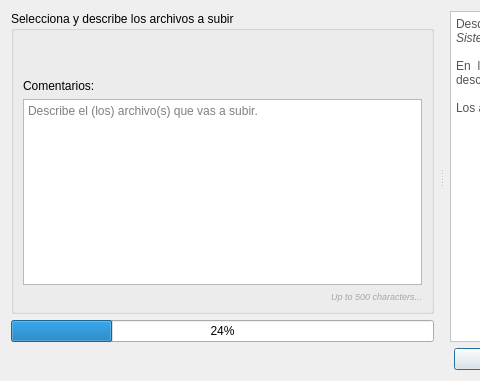
First picture: the form in asistente_ladm_col/ui/transitional_system/dlg_base_upload_file.ui, repository SwissTierrasColombia/Asistente-LADM-COL, before the edit; both pictures show x 0 to 480 and y 0 to 381 of the 717 by 381 pixel window.
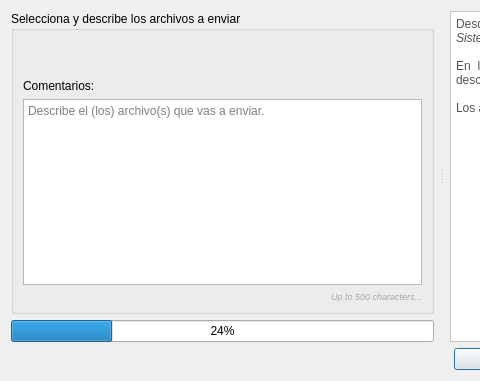
Second picture: the form after the edit. Icons and pictures are not drawn.

Commit message: [st] Minor adjustment in help text of upload file to ST dialog

Diff of the .ui file:
```diff
--- a/asistente_ladm_col/ui/transitional_system/dlg_base_upload_file.ui
+++ b/asistente_ladm_col/ui/transitional_system/dlg_base_upload_file.ui
@@ -64,7 +64,7 @@
        <item row="0" column="1">
         <widget class="QGroupBox" name="gbx_page_1">
          <property name="title">
-          <string>Selecciona y describe los archivos a subir</string>
+          <string>Selecciona y describe los archivos a enviar</string>
          </property>
          <layout class="QGridLayout" name="gridLayout_3">
           <property name="topMargin">
@@ -95,7 +95,7 @@
           <item row="5" column="0" colspan="2">
            <widget class="QPlainTextEdit" name="txt_comments">
             <property name="placeholderText">
-             <string>Describe el (los) archivo(s) que vas a subir.</string>
+             <string>Describe el (los) archivo(s) que vas a enviar.</string>
             </property>
            </widget>
           </item>
```
The commit also changes 1 other file.
